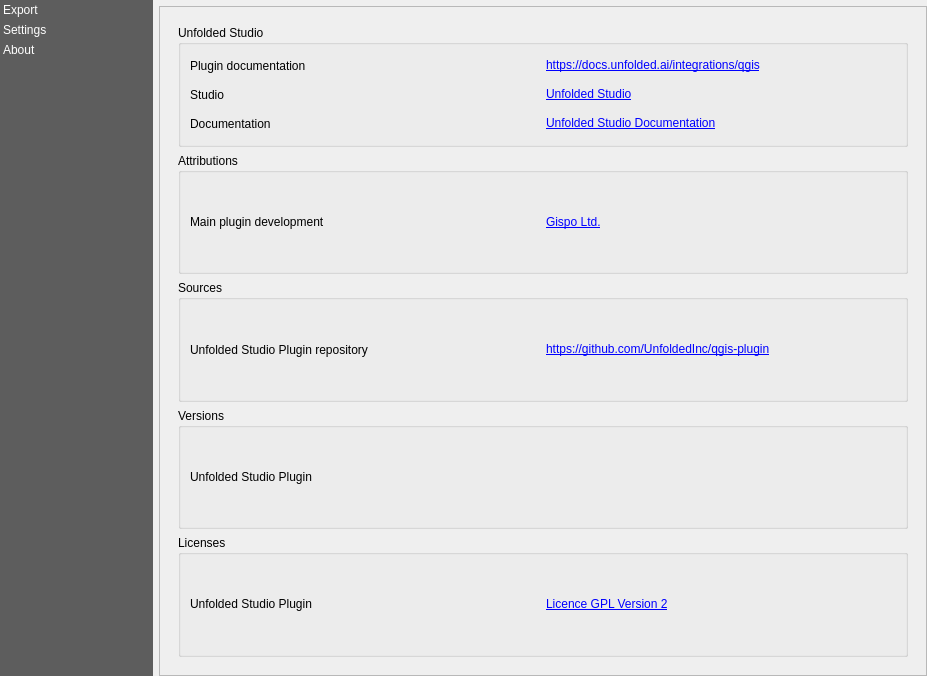
foursquare/qgis-plugin, file Unfolded/resources/ui/unfolded_dialog.ui: the form before one commit.
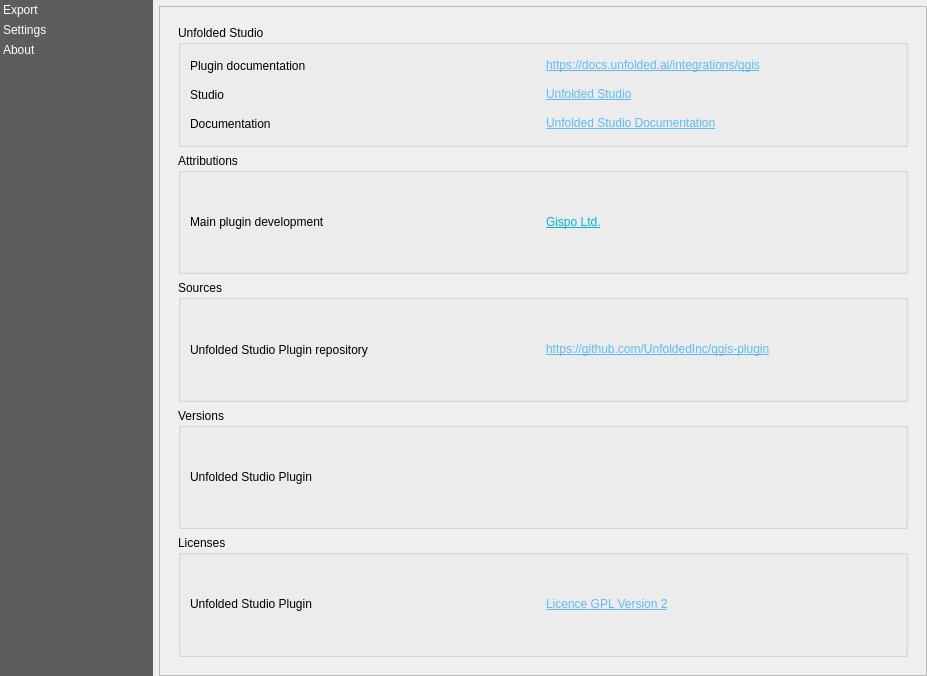
The form after the commit. The open tabs and pages were chosen to show the change. Custom widgets are drawn as their Qt base class.

Commit message: Fix typo in Unfolded and add lighter link colors (#53)

What changed in the file:
```diff
--- a/Unfolded/resources/ui/unfolded_dialog.ui
+++ b/Unfolded/resources/ui/unfolded_dialog.ui
@@ -857,12 +857,7 @@
                      </sizepolicy>
                     </property>
                     <property name="text">
-                     <string>&lt;html&gt;&lt;head/&gt;&lt;body&gt;&lt;p&gt;&lt;a
-                      href=&quot;https://studio.unfolded.ai/&quot;&gt;&lt;span
-                      style=&quot; text-decoration:
-                      underline; color:#0000ff;&quot;&gt;Unfolded
-                      Studio&lt;/span&gt;&lt;/a&gt;&lt;/p&gt;&lt;/body&gt;&lt;/html&gt;
-                     </string>
+                      <string>&lt;html&gt;&lt;head/&gt;&lt;body&gt;&lt;p&gt;&lt;a href=&quot;https://studio.unfolded.ai/&quot;&gt;&lt;span style=&quot; text-decoration: underline; color:#5cbbff;&quot;&gt;Unfolded Studio&lt;/span&gt;&lt;/a&gt;&lt;/p&gt;&lt;/body&gt;&lt;/html&gt;</string>
                     </property>
                     <property name="openExternalLinks">
                      <bool>true</bool>
@@ -879,9 +874,7 @@
                   <item row="0" column="1">
                    <widget class="QLabel" name="label_4">
                     <property name="text">
-                     <string>&lt;html&gt;&lt;head/&gt;&lt;body&gt;&lt;p&gt;&lt;a href=&quot;https://docs.unfolded.ai/integrations/qgis&quot;&gt;&lt;span
-                      style=&quot; text-decoration: underline; color:#0000ff;&quot;&gt;https://docs.unfolded.ai/integrations/qgis&lt;/span&gt;&lt;/a&gt;&lt;/p&gt;&lt;/body&gt;&lt;/html&gt;
-                     </string>
+                      <string>&lt;html&gt;&lt;head/&gt;&lt;body&gt;&lt;p&gt;&lt;a href=&quot;https://docs.unfolded.ai/integrations/qgis&quot;&gt;&lt;span style=&quot; text-decoration: underline; color:#5cbbff;&quot;&gt;https://docs.unfolded.ai/integrations/qgis&lt;/span&gt;&lt;/a&gt;&lt;/p&gt;&lt;/body&gt;&lt;/html&gt;</string>
                     </property>
                     <property name="openExternalLinks">
                      <bool>true</bool>
@@ -910,12 +903,7 @@
                      </sizepolicy>
                     </property>
                     <property name="text">
-                     <string>&lt;html&gt;&lt;head/&gt;&lt;body&gt;&lt;p&gt;&lt;a
-                      href=&quot;https://docs.unfolded.ai/&quot;&gt;&lt;span
-                      style=&quot; text-decoration:
-                      underline; color:#0000ff;&quot;&gt;Unfolded
-                      Studio Documentation&lt;/span&gt;&lt;/a&gt;&lt;/p&gt;&lt;/body&gt;&lt;/html&gt;
-                     </string>
+                      <string>&lt;html&gt;&lt;head/&gt;&lt;body&gt;&lt;p&gt;&lt;a href=&quot;https://docs.unfolded.ai/&quot;&gt;&lt;span style=&quot; text-decoration: underline; color:#5cbbff;&quot;&gt;Unfolded Studio Documentation&lt;/span&gt;&lt;/a&gt;&lt;/p&gt;&lt;/body&gt;&lt;/html&gt;</string>
                     </property>
                     <property name="openExternalLinks">
                      <bool>true</bool>
@@ -979,12 +967,7 @@
                      </sizepolicy>
                     </property>
                     <property name="text">
-                     <string>&lt;html&gt;&lt;head/&gt;&lt;body&gt;&lt;p&gt;&lt;a
-                      href=&quot;https://www.gispo.fi/en/home/&quot;&gt;&lt;span
-                      style=&quot; text-decoration:
-                      underline; color:#0000ff;&quot;&gt;Gispo
-                      Ltd.&lt;/span&gt;&lt;/a&gt;&lt;/p&gt;&lt;/body&gt;&lt;/html&gt;
-                     </string>
+                      <string>&lt;html&gt;&lt;head/&gt;&lt;body&gt;&lt;p&gt;&lt;a href=&quot;https://www.gispo.fi/en/home/&quot;&gt;&lt;span style=&quot; text-decoration: underline; color:#00b9d3;&quot;&gt;Gispo Ltd.&lt;/span&gt;&lt;/a&gt;&lt;span style=&quot; color:#00b9d3;&quot;/&gt;&lt;/p&gt;&lt;/body&gt;&lt;/html&gt;</string>
                     </property>
                     <property name="openExternalLinks">
                      <bool>true</bool>
@@ -1019,11 +1002,7 @@
                           </sizepolicy>
                         </property>
                         <property name="text">
-                          <string>&lt;html&gt;&lt;head/&gt;&lt;body&gt;&lt;p&gt;&lt;a
-                            href=&quot;https://github.com/UnfoldedInc/qgis-plugin&quot;&gt;&lt;span
-                            style=&quot; text-decoration:
-                            underline; color:#0000ff;&quot;&gt;https://github.com/UnfoldedInc/qgis-plugin&lt;/span&gt;&lt;/a&gt;&lt;/p&gt;&lt;/body&gt;&lt;/html&gt;
-                          </string>
+                           <string>&lt;html&gt;&lt;head/&gt;&lt;body&gt;&lt;p&gt;&lt;a href=&quot;https://github.com/UnfoldedInc/qgis-plugin&quot;&gt;&lt;span style=&quot; text-decoration: underline; color:#5cbbff;&quot;&gt;https://github.com/UnfoldedInc/qgis-plugin&lt;/span&gt;&lt;/a&gt;&lt;span style=&quot; color:#5cbbff;&quot;/&gt;&lt;/p&gt;&lt;/body&gt;&lt;/html&gt;</string>
                         </property>
                         <property name="openExternalLinks">
                           <bool>true</bool>
@@ -1129,12 +1108,7 @@
                      </sizepolicy>
                     </property>
                     <property name="text">
-                     <string>&lt;html&gt;&lt;head/&gt;&lt;body&gt;&lt;p&gt;&lt;a
-                      href=&quot;https://www.gnu.org/licenses/old-licenses/gpl-2.0.en.html&quot;&gt;&lt;span
-                      style=&quot; text-decoration:
-                      underline; color:#0000ff;&quot;&gt;Licence
-                      GPL Version 2&lt;/span&gt;&lt;/a&gt;&lt;/p&gt;&lt;/body&gt;&lt;/html&gt;
-                     </string>
+                      <string>&lt;html&gt;&lt;head/&gt;&lt;body&gt;&lt;p&gt;&lt;a href=&quot;https://www.gnu.org/licenses/old-licenses/gpl-2.0.en.html&quot;&gt;&lt;span style=&quot; text-decoration: underline; color:#5cbbff;&quot;&gt;Licence GPL Version 2&lt;/span&gt;&lt;/a&gt;&lt;span style=&quot; color:#5cbbff;&quot;/&gt;&lt;/p&gt;&lt;/body&gt;&lt;/html&gt;</string>
                     </property>
                     <property name="openExternalLinks">
                      <bool>true</bool>
```
Left out of the diff: 7 changed lines with no effect on the pictures. Lines whose indentation alone changed are shown as unchanged.
